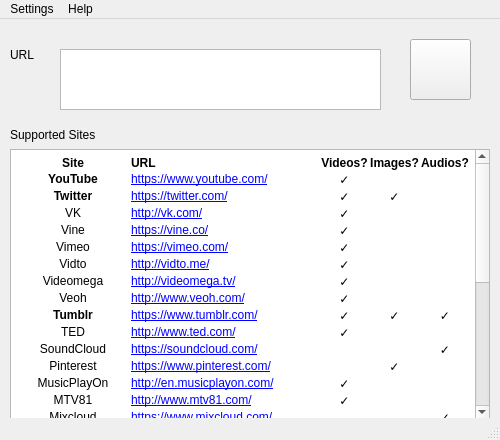
Above: app/ui/mainwindow.ui from ingbyr/vdm before the change. Below: the same form after it.
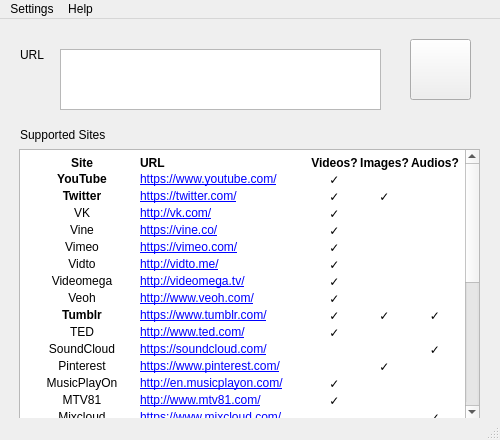
That is the form after the change. Icons and pictures are not drawn.

Commit message: edit: separate the ui and logic

```diff
--- a/app/ui/mainwindow.ui
+++ b/app/ui/mainwindow.ui
@@ -24,7 +24,7 @@
    <widget class="QLabel" name="label_url">
     <property name="geometry">
      <rect>
-      <x>10</x>
+      <x>20</x>
       <y>20</y>
       <width>31</width>
       <height>31</height>
@@ -57,7 +57,7 @@
    <widget class="QLabel" name="label_support_sites">
     <property name="geometry">
      <rect>
-      <x>10</x>
+      <x>20</x>
       <y>100</y>
       <width>121</width>
       <height>31</height>
@@ -73,9 +73,9 @@
     </property>
     <property name="geometry">
      <rect>
-      <x>10</x>
+      <x>19</x>
       <y>130</y>
-      <width>480</width>
+      <width>461</width>
       <height>271</height>
      </rect>
     </property>
```
The commit also changes 4 other files.
